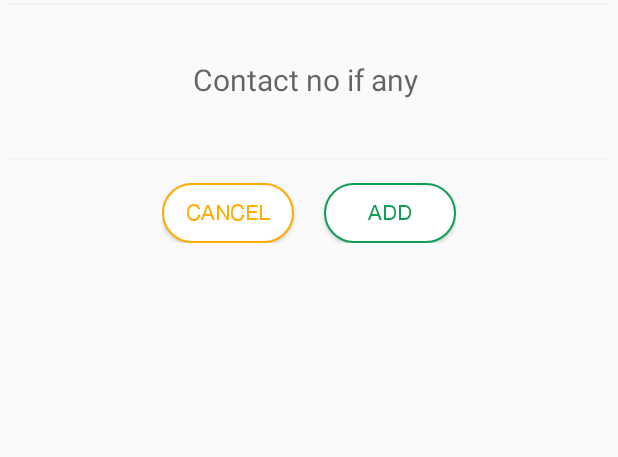
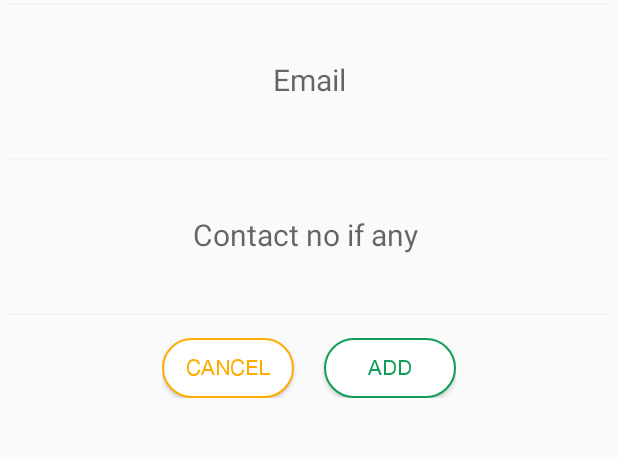
Before and after one commit to MySachin2/Educonn, an Android app: the layout activity_admin_student_enter.xml on its own in the app's theme, with its tools: preview values and no code run, on a phone screen of 412 x 824 dp, the part 344-801 px from its top. Run offline under Robolectric (Android 15) with nearby library versions, the phone set to English and light mode, and no system bars; Roboto replaces fonts that are not available here.

Commit message:
Email Addition for Student & Staff Added

```diff
--- a/app/src/main/AndroidManifest.xml
+++ b/app/src/main/AndroidManifest.xml
@@ -47,13 +47,15 @@
             android:theme="@style/MyMaterialTheme"/>
         <!-- LIST STAFF -->
         <activity android:name=".main.admin.ListStaff"
-            android:theme="@style/MyMaterialTheme"/>
+            android:theme="@style/MyMaterialTheme"
+            android:configChanges="keyboardHidden|orientation|screenSize"/>
         <!-- LIST SUBJECTS -->
         <activity android:name=".main.admin.ListSubject"
             android:theme="@style/MyMaterialTheme"/>
         <!-- LIST STUDENTS -->
         <activity android:name=".main.admin.ListStudents"
-        android:theme="@style/MyMaterialTheme"/>
+        android:theme="@style/MyMaterialTheme"
+            android:configChanges="keyboardHidden|orientation|screenSize"/>
         <activity android:name=".main.admin.Download_Data"
             android:theme="@style/MyMaterialTheme"/>
         <!--admin_phase_end-->
--- a/app/src/main/res/layout/activity_admin_student_enter.xml
+++ b/app/src/main/res/layout/activity_admin_student_enter.xml
@@ -45,6 +45,27 @@
             android:minHeight="100sp"
             android:id="@+id/typed_name_student_name"
             android:hint="Enter Name of Student"
+            android:layout_centerInParent="true"
+            android:background="@android:color/transparent"
+            android:gravity="center"
+            android:textSize="20sp"
+            android:maxLength="120"
+            android:textStyle="bold"
+            android:textColor="@color/black_dark" />
+        <View
+            android:layout_width="match_parent"
+            android:layout_height="1dp"
+            android:layout_marginTop="2dp"
+            android:layout_marginLeft="5sp"
+            android:layout_marginRight="5sp"
+            android:background="@color/grey_divider"
+            android:layout_gravity="bottom"/>
+        <com.phacsin.student.customfonts.HelveticaEditText
+            android:layout_width="match_parent"
+            android:layout_height="wrap_content"
+            android:minHeight="100sp"
+            android:id="@+id/typed_name_student_email"
+            android:hint="Email"
             android:layout_centerInParent="true"
             android:background="@android:color/transparent"
             android:gravity="center"
```
Also changed, not shown: app/src/main/java/com/phacsin/student/MainActivity.java (+13 -6 lines), app/src/main/java/com/phacsin/student/RandomPasswordGenerator.java (added, +21 -0 lines), app/src/main/java/com/phacsin/student/main/admin/ListStaff.java (+59 -4 lines), app/src/main/java/com/phacsin/student/main/admin/ListStudents.java (+59 -5 lines).
